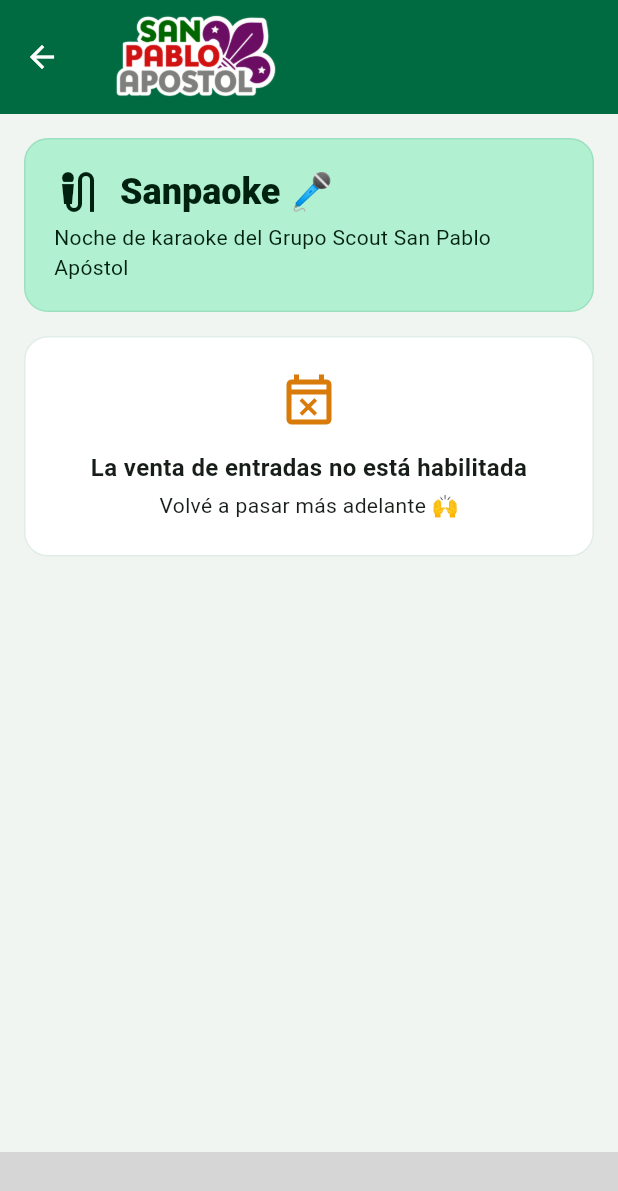
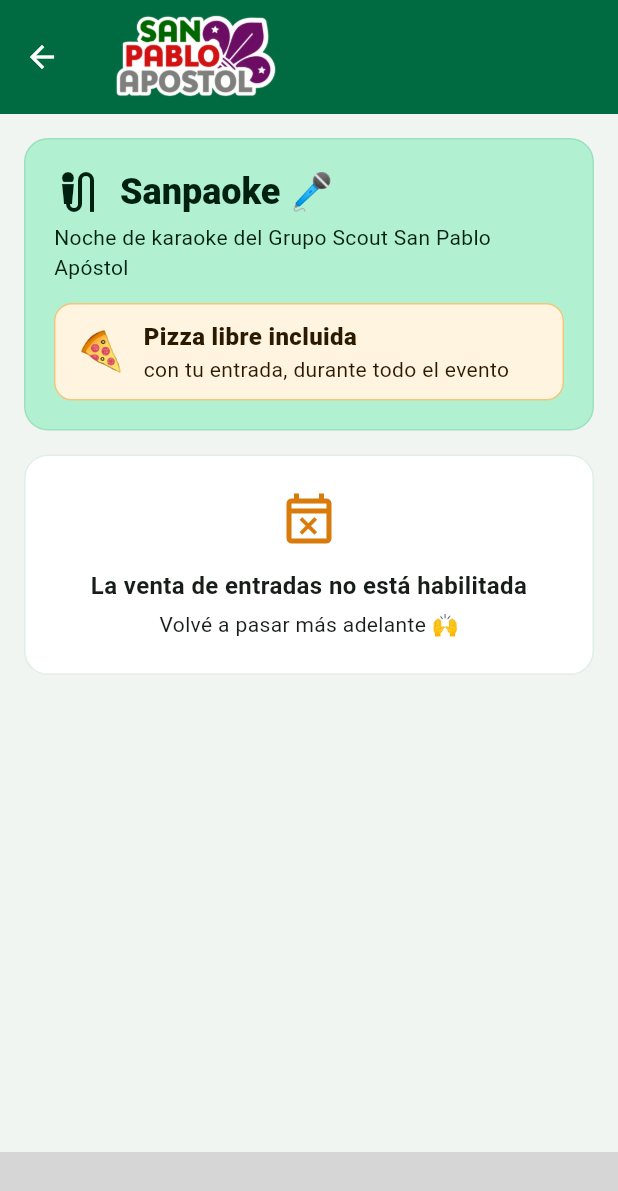
Before and after one commit to Azthriel/San-Pablo-Apostol, a Flutter app: the SanpaokePage screen opened by its route, on a phone screen of 412 x 824 dp. Shown: the top 1191 px of the screen. Run offline on Flutter 3.47's test engine with Material 3 defaults, Android fonts, the phone set to English and light mode, and no system bars; our stand-ins replace cloud_firestore, cloud_functions, firebase_auth, firebase_core, pdf, permission_handler; missing offline and left inert: ai_barcode_scanner, dart:js_interop, qr, quarks_footer, quarks_version_checker; accounts and stored records are empty; generated files the repository leaves out were written again; grey boxes are pictures that could not be loaded.

Commit message:
Se aclaro que hay pizza libre

```diff
--- a/lib/sanpaoke/sanpaoke_page.dart
+++ b/lib/sanpaoke/sanpaoke_page.dart
@@ -8,7 +8,11 @@ import 'package:quarks_footer/quarks_footer.dart';
 import 'package:url_launcher/url_launcher.dart';
 
 final _emailRe = RegExp(r'^[^@\s]+@[^@\s]+\.[^@\s]+$');
-final _money = NumberFormat.currency(locale: 'es_AR', symbol: r'$', decimalDigits: 0);
+final _money = NumberFormat.currency(
+  locale: 'es_AR',
+  symbol: r'$',
+  decimalDigits: 0,
+);
 
 class SanpaokePage extends StatefulWidget {
   const SanpaokePage({super.key});
@@ -97,7 +101,9 @@ class _SanpaokePageState extends State<SanpaokePage> {
             return const Center(child: CircularProgressIndicator());
           }
           if (snap.hasError) {
-            return Center(child: Text('Error cargando el evento: ${snap.error}'));
+            return Center(
+              child: Text('Error cargando el evento: ${snap.error}'),
+            );
           }
           return _buildContent(context, snap.data ?? {});
         },
@@ -138,17 +144,21 @@ class _SanpaokePageState extends State<SanpaokePage> {
                     children: [
                       Row(
                         children: [
-                          Icon(Icons.mic_external_on,
-                              color: cs.onPrimaryContainer, size: 32),
+                          Icon(
+                            Icons.mic_external_on,
+                            color: cs.onPrimaryContainer,
+                            size: 32,
+                          ),
                           const SizedBox(width: 12),
                           Expanded(
                             child: Text(
                               'Sanpaoke 🎤',
-                              style: Theme.of(context).textTheme.headlineSmall
-                                  ?.copyWith(
-                                    fontWeight: FontWeight.w800,
-                                    color: cs.onPrimaryContainer,
-                                  ),
+                              style: Theme.of(
+                                context,
+                              ).textTheme.headlineSmall?.copyWith(
+                                fontWeight: FontWeight.w800,
+                                color: cs.onPrimaryContainer,
+                              ),
                             ),
                           ),
                         ],
@@ -164,7 +174,11 @@ class _SanpaokePageState extends State<SanpaokePage> {
                           padding: const EdgeInsets.only(top: 4),
                           child: Row(
                             children: [
-                              Icon(icon, size: 18, color: cs.onPrimaryContainer),
+                              Icon(
+                                icon,
+                                size: 18,
+                                color: cs.onPrimaryContainer,
+                              ),
                               const SizedBox(width: 8),
                               Expanded(
                                 child: Text(
@@ -178,6 +192,8 @@ class _SanpaokePageState extends State<SanpaokePage> {
                             ],
                           ),
                         ),
+                      const SizedBox(height: 14), // ← nuevo
+                      const _PizzaBadge(),
                     ],
                   ),
                 ),
@@ -189,8 +205,11 @@ class _SanpaokePageState extends State<SanpaokePage> {
                     padding: const EdgeInsets.all(24),
                     child: Column(
                       children: [
-                        Icon(Icons.event_busy_outlined,
-                            size: 40, color: cs.secondary),
+                        Icon(
+                          Icons.event_busy_outlined,
+                          size: 40,
+                          color: cs.secondary,
+                        ),
                         const SizedBox(height: 12),
                         const Text(
                           'La venta de entradas no está habilitada',
@@ -334,7 +353,7 @@ class _SanpaokePageState extends State<SanpaokePage> {
               ),
               const SizedBox(height: 8),
               Text(
-                '${_money.format(precio)} por entrada · máximo $maxCompra por compra',
+                '${_money.format(precio)} por entrada (incluye pizza libre 🍕) · máximo $maxCompra por compra',
                 style: TextStyle(color: Colors.grey.shade600, fontSize: 12),
               ),
               const Divider(height: 32),
@@ -369,7 +388,9 @@ class _SanpaokePageState extends State<SanpaokePage> {
                           ),
                         )
                         : const Icon(Icons.payment),
-                label: Text(_loading ? 'Abriendo MercadoPago…' : 'Pagar con MercadoPago'),
+                label: Text(
+                  _loading ? 'Abriendo MercadoPago…' : 'Pagar con MercadoPago',
+                ),
               ),
             ],
           ),
@@ -378,3 +399,40 @@ class _SanpaokePageState extends State<SanpaokePage> {
     );
   }
 }
+
+class _PizzaBadge extends StatelessWidget {
+  const _PizzaBadge();
+
+  @override
+  Widget build(BuildContext context) {
+    return Container(
+      width: double.infinity,
+      padding: const EdgeInsets.symmetric(horizontal: 14, vertical: 10),
+      decoration: BoxDecoration(
+        color: const Color(0xFFFFF4E0),
+        borderRadius: BorderRadius.circular(12),
+        border: Border.all(color: const Color(0xFFF3C77A)),
+      ),
+      child: const Row(
+        children: [
+          Text('🍕', style: TextStyle(fontSize: 26)),
+          SizedBox(width: 12),
+          Expanded(
+            child: Text.rich(
+              TextSpan(
+                children: [
+                  TextSpan(
+                    text: 'Pizza libre incluida',
+                    style: TextStyle(fontWeight: FontWeight.w800, fontSize: 16),
+                  ),
+                  TextSpan(text: '\ncon tu entrada, durante todo el evento'),
+                ],
+              ),
+              style: TextStyle(color: Color(0xFF2C1A00)),
+            ),
+          ),
+        ],
+      ),
+    );
+  }
+}
--- a/pubspec.yaml
+++ b/pubspec.yaml
@@ -2,7 +2,7 @@ name: eventosspa
 description: "San Pablo Apostol."
 publish_to: "none"
 
-version: 1.1.8+32
+version: 1.1.9+33
 
 environment:
   sdk: ^3.7.2
```
Also changed, not shown: 2 other files.
